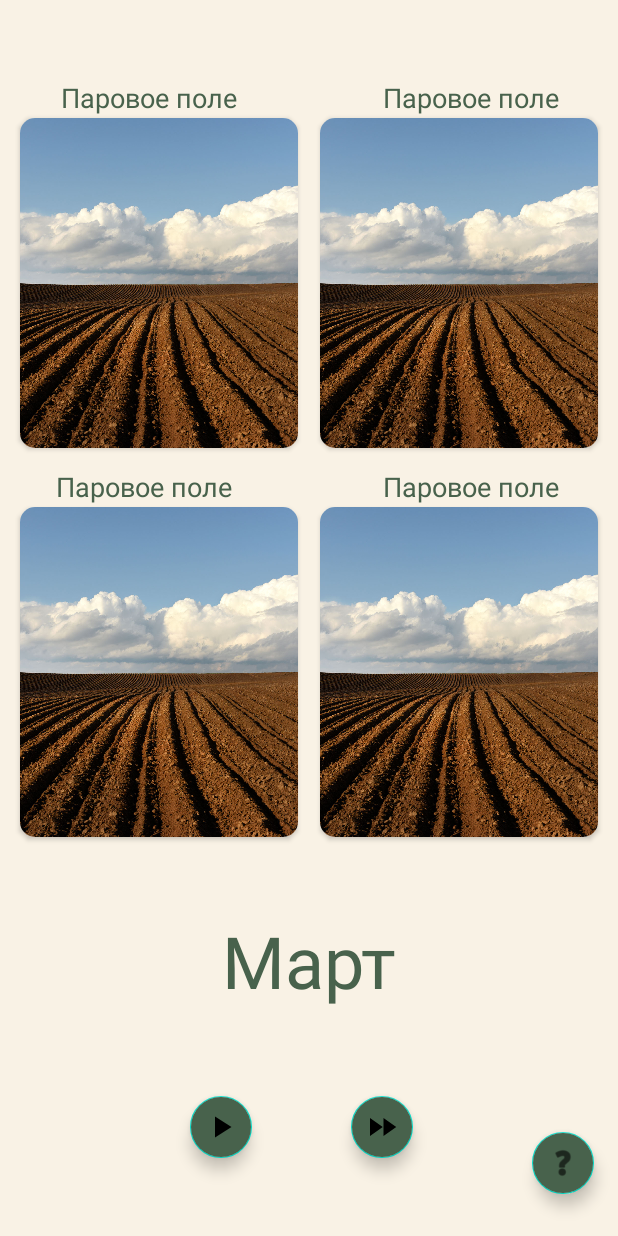
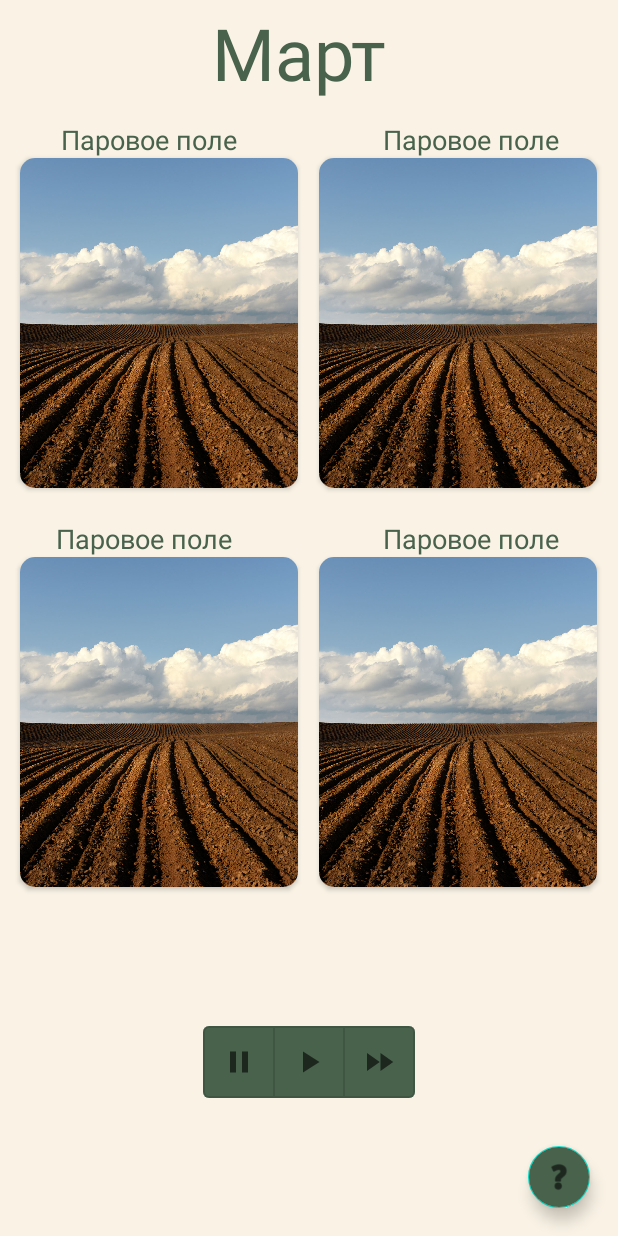
Before and after one commit to prolapsed-kneecap/Siberia, an Android app: the MainFragment screen opened through its navigation route, on a phone screen of 412 x 824 dp. Run offline under Robolectric (Android 15) with nearby library versions, the phone set to English and light mode, and no system bars; libraries missing offline, so code that uses them is left out: com.getkeepsafe.taptargetview; 2 statements that could not run were skipped.

Commit message:
design remake

```diff
--- a/app/src/main/AndroidManifest.xml
+++ b/app/src/main/AndroidManifest.xml
@@ -11,7 +11,7 @@
         android:roundIcon="@mipmap/ic_launcher_round"
         android:supportsRtl="true"
 
-        android:theme= "@style/AppTheme" >
+        android:theme= "@style/Theme.Siberia" >
         <activity android:name=".ResultedActivity"/>
         <activity android:name=".MainActivity"
             android:windowSoftInputMode="adjustNothing"
--- a/app/src/main/java/com/charkosoff/siberia/data/Data.kt
+++ b/app/src/main/java/com/charkosoff/siberia/data/Data.kt
@@ -12,8 +12,8 @@ object Data {
     var currentCulture : MutableList<String> = mutableListOf("Паровое поле","Паровое поле","Паровое поле","Паровое поле")
     val culturesToShow = arrayListOf("Овёс", "Пшеница", "Ячмень", "Горох", "Фасоль")
     var globalTimerIsRunning = false
+    var globalTimerIsStopped = false
     var globalTimerWasStarted = false
-    var globalTimerIsStopped = false
 }
 object PlayButton {
     var isSpeeded=false
--- a/app/src/main/java/com/charkosoff/siberia/fragment/mainFrag/MainFragment.kt
+++ b/app/src/main/java/com/charkosoff/siberia/fragment/mainFrag/MainFragment.kt
@@ -60,7 +60,33 @@ class MainFragment : Fragment() {
         animationOut.duration = 10000
         animationIn.duration = 10000
 
-        binding.speedFabPause.setOnClickListener {
+        binding.toogleButtons.addOnButtonCheckedListener { group, checkedId, isChecked ->
+            when(checkedId){
+                0->{
+                    Data.globalTimerIsStopped=true
+                    Data.globalTimerIsRunning=false
+                }
+                1->{
+                    if (!Data.globalTimerWasStarted) {
+                        viewModel.loadGlobalTime()
+                        Data.globalTimerWasStarted=true
+                    }
+                    Data.globalTimerIsRunning=true
+                    Data.globalTimerIsStopped=false
+                }
+                2->{
+                    if (!Data.globalTimerWasStarted){
+                        viewModel.loadGlobalTime()
+                        Data.globalTimerWasStarted=true
+                    }
+                    Data.globalTimerIsRunning=true
+                    Data.globalTimerIsStopped=false
+                    PlayButton.isSpeeded=true
+                }
+            }
+        }
+
+        /*binding.speedFabPause.setOnClickListener {
             if (!Data.globalTimerWasStarted) {
                 viewModel.loadGlobalTime()
                 binding.speedFabPause.setImageResource(R.drawable.ic_baseline_pause_24)
@@ -80,23 +106,24 @@ class MainFragment : Fragment() {
                     binding.speedFab.isEnabled = true
                 }
             }
-        }
+        }*/
 
 
         animator.inAnimation = animationIn
         animator.outAnimation = animationOut
 
-        if (!Data.globalTimerIsRunning)
+        /*if (!Data.globalTimerIsRunning) {
             binding.speedFabPause.setImageResource(R.drawable.ic_baseline_play_arrow_24)
+            binding.speedFab.isEnabled = false
+        }
         else
             binding.speedFabPause.setImageResource(R.drawable.ic_baseline_pause_24)
         if (PlayButton.isSpeeded)
             binding.speedFab.setImageResource(R.drawable.ic_baseline_play_arrow_24)
         else
-            binding.speedFab.setImageResource(R.drawable.ic_baseline_fast_forward_24)
+            binding.speedFab.setImageResource(R.drawable.ic_baseline_fast_forward_24)*/
 
-        viewModel.globalTimes.observe(viewLifecycleOwner)
-        {
+        viewModel.globalTimes.observe(viewLifecycleOwner){
             when (it) {
                 is Resource.Loading -> {
                     currentTime = it.data!!
@@ -123,13 +150,13 @@ class MainFragment : Fragment() {
                 .navigate(R.id.action_navigation_main_fragment_to_questionFragment)
         }
 
-        binding.speedFab.setOnClickListener{
+/*        binding.speedFab.setOnClickListener{
             PlayButton.isSpeeded = !PlayButton.isSpeeded
             if (PlayButton.isSpeeded)
                 binding.speedFab.setImageResource(R.drawable.ic_baseline_play_arrow_24)
             else
                 binding.speedFab.setImageResource(R.drawable.ic_baseline_fast_forward_24)
-        }
+        }*/
 
         setCultureRes()
 
--- a/app/src/main/res/layout/fragment_main.xml
+++ b/app/src/main/res/layout/fragment_main.xml
@@ -12,7 +12,7 @@
         android:id="@+id/cardView2"
         android:layout_width="185dp"
         android:layout_height="220dp"
-        android:layout_marginTop="20dp"
+        android:layout_marginTop="50dp"
         android:layout_marginEnd="200dp"
         app:cardCornerRadius="10dp"
         app:layout_constraintBottom_toBottomOf="parent"
@@ -34,12 +34,11 @@
         android:id="@+id/linearLayout2"
         android:layout_width="185dp"
         android:layout_height="220dp"
-        android:layout_marginStart="200dp"
-        android:layout_marginTop="20dp"
+        android:layout_marginTop="50dp"
         app:cardCornerRadius="10dp"
         app:layout_constraintBottom_toBottomOf="parent"
         app:layout_constraintEnd_toEndOf="parent"
-        app:layout_constraintStart_toStartOf="parent"
+        app:layout_constraintStart_toEndOf="@+id/cardView2"
         app:layout_constraintTop_toTopOf="parent"
         app:layout_constraintVertical_bias="0.1">
 
@@ -56,7 +55,7 @@
         android:id="@+id/cardView3"
         android:layout_width="185dp"
         android:layout_height="220dp"
-        android:layout_marginTop="10dp"
+        android:layout_marginTop="20dp"
         android:layout_marginEnd="200dp"
         app:cardCornerRadius="10dp"
         app:layout_constraintBottom_toBottomOf="parent"
@@ -78,12 +77,11 @@
         android:id="@+id/cardView4"
         android:layout_width="185dp"
         android:layout_height="220dp"
-        android:layout_marginStart="200dp"
-        android:layout_marginTop="10dp"
+        android:layout_marginTop="20dp"
         app:cardCornerRadius="10dp"
         app:layout_constraintBottom_toBottomOf="parent"
         app:layout_constraintEnd_toEndOf="parent"
-        app:layout_constraintStart_toStartOf="parent"
+        app:layout_constraintStart_toEndOf="@+id/cardView3"
         app:layout_constraintTop_toBottomOf="@+id/linearLayout2"
         app:layout_constraintVertical_bias="0.1">
 
@@ -96,47 +94,68 @@
 
     </androidx.cardview.widget.CardView>
 
-
-    <com.google.android.material.floatingactionbutton.FloatingActionButton
-        android:id="@+id/speedFab"
-        android:layout_width="41dp"
-        android:layout_height="48dp"
-        android:backgroundTint="#48624C"
-        android:clickable="true"
-        app:fabCustomSize="42dp"
+    <LinearLayout
+        android:orientation="vertical"
+        android:layout_width="match_parent"
+        android:layout_height="wrap_content"
         app:layout_constraintBottom_toBottomOf="parent"
         app:layout_constraintEnd_toEndOf="parent"
-        app:layout_constraintHorizontal_bias="0.634"
         app:layout_constraintStart_toStartOf="parent"
-        app:layout_constraintTop_toBottomOf="@+id/viewAnimator"
-        app:layout_constraintVertical_bias="0.514"
-        app:srcCompat="@drawable/ic_baseline_fast_forward_24" />
+        app:layout_constraintTop_toBottomOf="@+id/cardView3">
 
-    <com.google.android.material.floatingactionbutton.FloatingActionButton
-        android:id="@+id/speedFabPause"
-        android:layout_width="41dp"
-        android:layout_height="48dp"
-        android:backgroundTint="#48624C"
-        android:clickable="true"
-        app:fabCustomSize="42dp"
-        app:layout_constraintBottom_toBottomOf="parent"
-        app:layout_constraintEnd_toStartOf="@+id/speedFab"
-        app:layout_constraintHorizontal_bias="0.673"
-        app:layout_constraintStart_toStartOf="parent"
-        app:layout_constraintTop_toBottomOf="@+id/viewAnimator"
-        app:layout_constraintVertical_bias="0.514"
-        app:srcCompat="@drawable/ic_baseline_play_arrow_24" />
+        <com.google.android.material.button.MaterialButtonToggleGroup
+            app:singleSelection="true"
+            android:id="@+id/toogleButtons"
+            android:layout_width="wrap_content"
+            android:layout_height="wrap_content"
+            android:layout_gravity="center"
+            app:layout_constraintBottom_toBottomOf="parent"
+            app:layout_constraintEnd_toEndOf="parent"
+            app:layout_constraintStart_toStartOf="parent"
+            app:layout_constraintTop_toBottomOf="@+id/cardView3">
+
+            <Button
+                android:id="@+id/speedFabSlow"
+                style="@style/Widget.App.Button.OutlinedButton.IconOnly"
+                android:layout_width="wrap_content"
+                android:layout_height="wrap_content"
+                android:backgroundTint="#48624C"
+                android:clickable="true"
+                app:icon="@drawable/ic_baseline_pause_24" />
+
+                <Button
+                android:id="@+id/speedFabPause"
+                style="@style/Widget.App.Button.OutlinedButton.IconOnly"
+                android:layout_width="wrap_content"
+                android:layout_height="wrap_content"
+                android:backgroundTint="#48624C"
+                android:clickable="true"
+                app:icon="@drawable/ic_baseline_play_arrow_24" />
+
+            <Button
+                android:id="@+id/speedFabFast"
+                style="@style/Widget.App.Button.OutlinedButton.IconOnly"
+                android:layout_width="wrap_content"
+                android:layout_height="wrap_content"
+                android:backgroundTint="#48624C"
+                android:clickable="true"
+                app:icon="@drawable/ic_baseline_fast_forward_24" />
+        </com.google.android.material.button.MaterialButtonToggleGroup>
+    </LinearLayout>
+
+
 
     <ViewAnimator
         android:id="@+id/viewAnimator"
         android:layout_width="399dp"
         android:layout_height="67dp"
 
-        app:layout_constraintBottom_toBottomOf="parent"
+        app:layout_constraintBottom_toTopOf="@+id/cardView2"
         app:layout_constraintEnd_toEndOf="parent"
+        app:layout_constraintHorizontal_bias="0.0"
         app:layout_constraintStart_toStartOf="parent"
-        app:layout_constraintTop_toBottomOf="@+id/cardView3"
-        app:layout_constraintVertical_bias="0.25">
+        app:layout_constraintTop_toTopOf="parent"
+        app:layout_constraintVertical_bias="0.0">
 
         <TextView
             android:id="@+id/monthTextView"
@@ -144,8 +163,7 @@
             android:layout_height="match_parent"
             android:layout_gravity="center_horizontal"
             android:text="Май"
- android:textColor="#48624C"
-
+            android:textColor="#48624C"
             android:textSize="48dp" />
     </ViewAnimator>
 
@@ -153,16 +171,14 @@
         android:id="@+id/settings_buttons"
         android:layout_width="41dp"
         android:layout_height="48dp"
+        android:layout_marginEnd="16dp"
+        android:layout_marginBottom="16dp"
         android:backgroundTint="#48624C"
         android:scaleType="centerCrop"
         android:src="@android:drawable/ic_menu_help"
         app:fabCustomSize="42dp"
         app:layout_constraintBottom_toBottomOf="parent"
-        app:layout_constraintEnd_toEndOf="parent"
-        app:layout_constraintHorizontal_bias="0.964"
-        app:layout_constraintStart_toStartOf="parent"
-        app:layout_constraintTop_toTopOf="parent"
-        app:layout_constraintVertical_bias="0.967" />
+        app:layout_constraintEnd_toEndOf="parent" />
 
     <TextView
         android:id="@+id/eventTextViewForTests"
--- a/app/src/main/res/values-night/themes.xml
+++ b/app/src/main/res/values-night/themes.xml
@@ -3,7 +3,9 @@
     <style name="Theme.Siberia" parent="Theme.MaterialComponents.DayNight.NoActionBar">
         <!-- Primary brand color. -->
         <item name="colorPrimary">@color/main_text</item>
-        <item name="colorPrimaryVariant">@color/purple_700</item>
+        <item name="colorPrimaryDark">@color/dark_green</item>
+        <item name="colorAccent">@color/dark_green</item>
+        <item name="colorPrimaryVariant">@color/dark_green</item>
         <item name="colorOnPrimary">@color/black</item>
         <!-- Secondary brand color. -->
         <item name="colorSecondary">@color/teal_200</item>
--- a/app/src/main/res/values/colors.xml
+++ b/app/src/main/res/values/colors.xml
@@ -2,7 +2,6 @@
 <resources>
     <color name="purple_200">#FFBB86FC</color>
     <color name="purple_500">#F9F2E5</color>
-    <color name="purple_700">#FF3700B3</color>
     <color name="teal_200">#FF03DAC5</color>
     <color name="teal_300">#D2FAEB</color>
     <color name="teal_400">#00F57E</color>
@@ -23,4 +22,5 @@
     <color name="back">#F9F2E5</color>
     <color name="transperent">#00FFFFFF</color>
     <color name="second_main">#48624C</color>
+    <color name="dark_green">#48624C</color>
 </resources>
--- a/app/src/main/res/values/styles.xml
+++ b/app/src/main/res/values/styles.xml
@@ -17,4 +17,13 @@
     <style name="ShapeAppearanceOverlay.MaterialAlertDialog.Rounded" parent="">
         <item name="cornerSize">15dp</item>
     </style>
+    <style name="Widget.App.Button.OutlinedButton.IconOnly" parent="Widget.MaterialComponents.Button.OutlinedButton">
+        <item name="iconPadding">0dp</item>
+        <item name="android:insetTop">0dp</item>
+        <item name="android:insetBottom">0dp</item>
+        <item name="android:paddingLeft">12dp</item>
+        <item name="android:paddingRight">12dp</item>
+        <item name="android:minWidth">48dp</item>
+        <item name="android:minHeight">48dp</item>
+    </style>
 </resources>
--- a/app/src/main/res/values/themes.xml
+++ b/app/src/main/res/values/themes.xml
@@ -3,8 +3,10 @@
     <style name="Theme.Siberia" parent="Theme.MaterialComponents.DayNight.NoActionBar">
         <!-- Primary brand color. -->
 
-        <item name="colorPrimary">@color/main_text</item>
-        <item name="colorPrimaryVariant">@color/purple_700</item>
+        <item name="colorPrimary">#042401</item>
+        <item name="colorPrimaryDark">@color/teal_800</item>
+        <item name="colorAccent">@color/dark_green</item>
+        <item name="colorPrimaryVariant">@color/dark_green</item>
         <item name="colorOnPrimary">@color/white</item>
         <!-- Secondary brand color. -->
         <item name="colorSecondary">@color/teal_200</item>
@@ -12,7 +14,7 @@
         <item name="colorOnSecondary">@color/black</item>
         <item name="fontFamily">@font/montserrat</item>
         <!-- Status bar color. -->
-        <item name="android:statusBarColor" tools:targetApi="l">#F9F2E5</item>
+        <item name="android:statusBarColor" tools:targetApi="l">@color/dark_green</item>
         <!-- Customize your theme here. -->
 
     </style>
```
